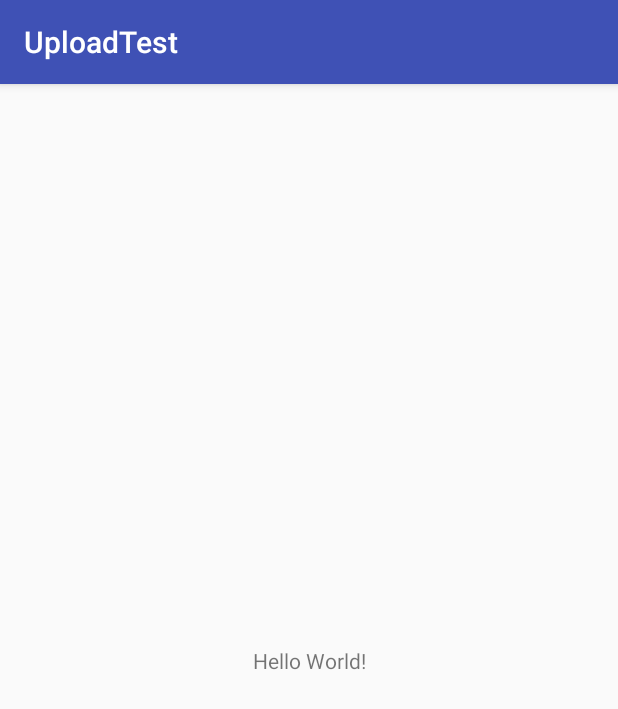
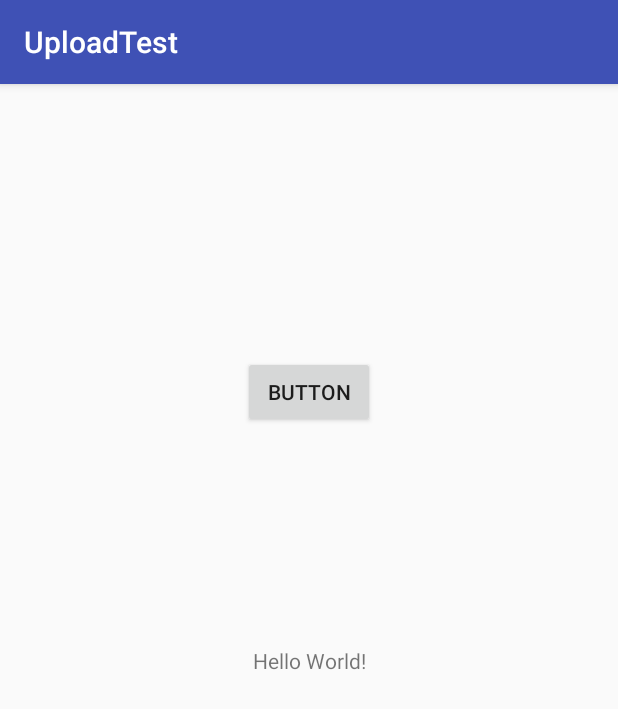
Before and after one commit to omar93/UploadTest, an Android app: the screen it shows after launch (MainActivity), on a phone screen of 412 x 824 dp. Shown: the top 709 px of the screen. Run offline under Robolectric (Android 15) with nearby library versions, the phone set to English and light mode, and no system bars.

Commit message:
la till en button i activity_main.xml

```diff
--- a/app/src/main/res/layout/activity_main.xml
+++ b/app/src/main/res/layout/activity_main.xml
@@ -15,4 +15,19 @@
         app:layout_constraintRight_toRightOf="parent"
         app:layout_constraintTop_toTopOf="parent" />
 
+    <Button
+        android:id="@+id/button"
+        android:layout_width="wrap_content"
+        android:layout_height="wrap_content"
+        android:text="Button"
+        app:layout_constraintTop_toTopOf="parent"
+        android:layout_marginTop="8dp"
+        app:layout_constraintBottom_toBottomOf="parent"
+        android:layout_marginBottom="8dp"
+        android:layout_marginLeft="8dp"
+        app:layout_constraintLeft_toLeftOf="parent"
+        android:layout_marginRight="8dp"
+        app:layout_constraintRight_toRightOf="parent"
+        app:layout_constraintVertical_bias="0.246" />
+
 </android.support.constraint.ConstraintLayout>
```
